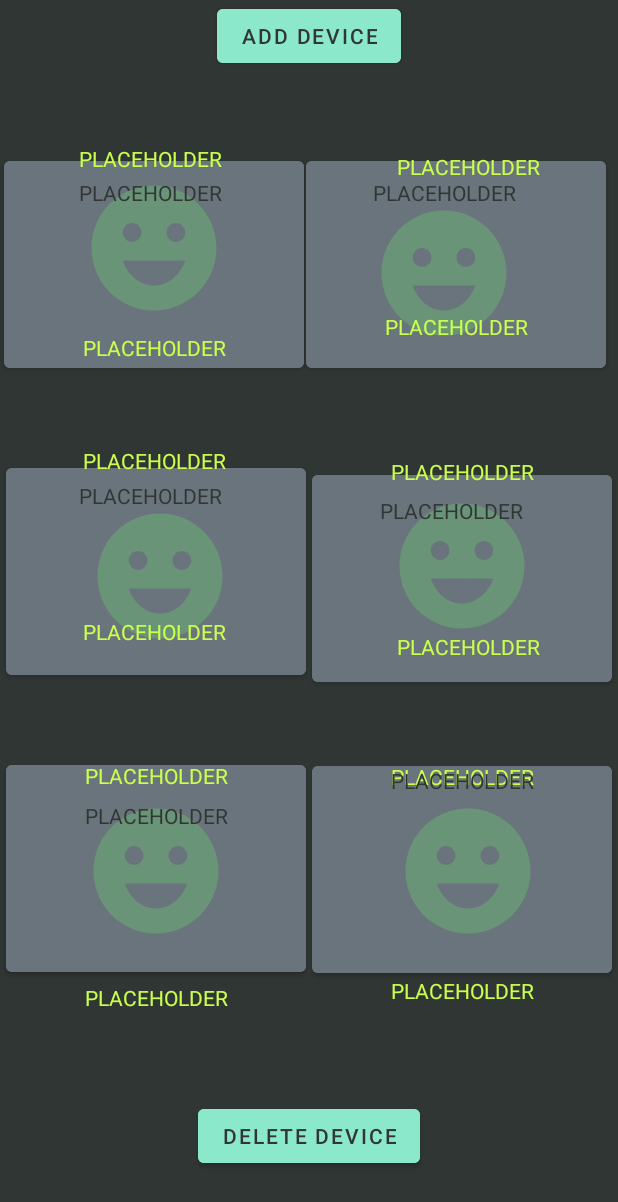
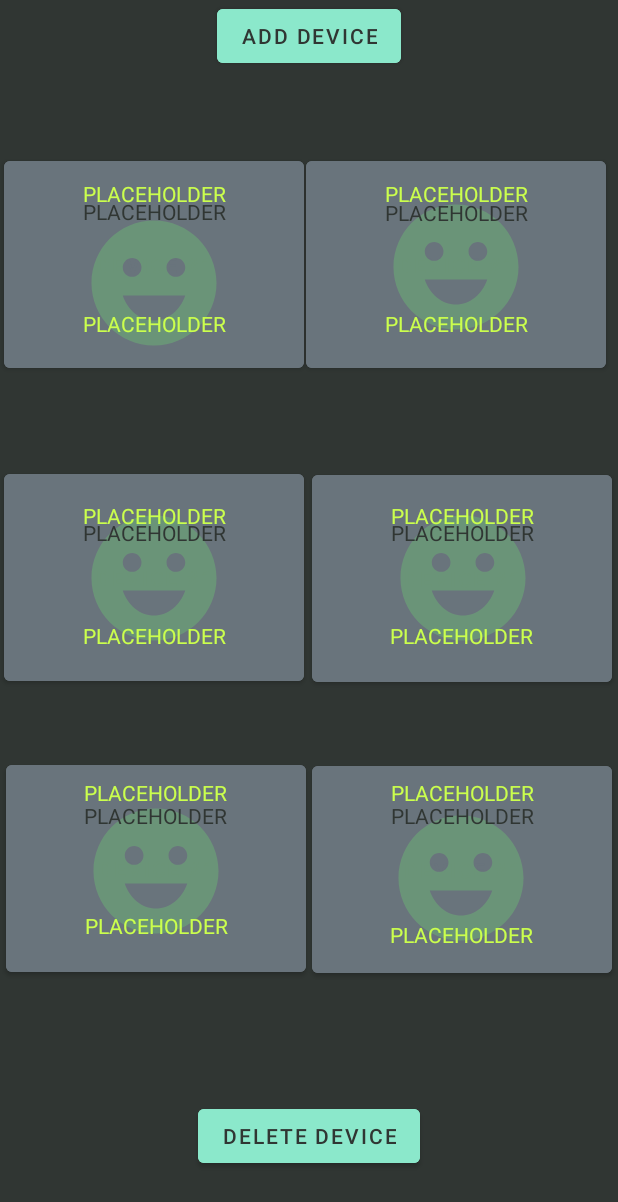
Before and after one commit to qclalo/capstone, an Android app: the layout fragment_six_device.xml on its own in the app's theme, with its tools: preview values and no code run, on a phone screen of 412 x 824 dp. Shown: the top 1202 px of the screen. Run offline under Robolectric (Android 15) with nearby library versions, the phone set to English and light mode, and no system bars.

Commit message:
corrected constraint layouts of fragment_six_device.xml to adapt to tablets and desktops.

```diff
--- a/NEMoCoDe_App/app/src/main/res/layout/fragment_six_device.xml
+++ b/NEMoCoDe_App/app/src/main/res/layout/fragment_six_device.xml
@@ -71,6 +71,9 @@
             app:layout_constraintVertical_bias="0.38"
             app:strokeColor="@color/purple_500" />
 
+        <!-- end of button one -->
+        <!-- button two top right -->
+
         <TextView
             android:id="@+id/username_text_one"
             android:layout_width="200dp"
@@ -82,13 +85,10 @@
             android:textColor="@color/text_color"
             app:layout_constraintBottom_toBottomOf="parent"
             app:layout_constraintEnd_toEndOf="parent"
-            app:layout_constraintHorizontal_bias="0.0"
+            app:layout_constraintHorizontal_bias="0.013"
             app:layout_constraintStart_toStartOf="parent"
             app:layout_constraintTop_toTopOf="parent"
-            app:layout_constraintVertical_bias="0.079" />
-
-        <!-- end of button one -->
-        <!-- button two top right -->
+            app:layout_constraintVertical_bias="0.207" />
 
         <TextView
             android:id="@+id/deviceid_text_one"
@@ -105,7 +105,7 @@
             app:layout_constraintHorizontal_bias="0.014"
             app:layout_constraintStart_toStartOf="parent"
             app:layout_constraintTop_toTopOf="parent"
-            app:layout_constraintVertical_bias="0.902" />
+            app:layout_constraintVertical_bias="0.8" />
 
         <TextView
             android:id="@+id/severity_text_one"
@@ -118,10 +118,10 @@
             android:textColor="@color/space"
             app:layout_constraintBottom_toBottomOf="parent"
             app:layout_constraintEnd_toEndOf="parent"
-            app:layout_constraintHorizontal_bias="0.0"
+            app:layout_constraintHorizontal_bias="0.013"
             app:layout_constraintStart_toStartOf="parent"
             app:layout_constraintTop_toTopOf="parent"
-            app:layout_constraintVertical_bias="0.202" />
+            app:layout_constraintVertical_bias="0.274" />
 
         <Button
             android:id="@+id/device_button_two"
@@ -146,10 +146,10 @@
             android:src="@drawable/ic_healthy_severity"
             app:layout_constraintBottom_toBottomOf="parent"
             app:layout_constraintEnd_toEndOf="parent"
-            app:layout_constraintHorizontal_bias="0.924"
+            app:layout_constraintHorizontal_bias="0.962"
             app:layout_constraintStart_toStartOf="parent"
             app:layout_constraintTop_toTopOf="parent"
-            app:layout_constraintVertical_bias="0.495"
+            app:layout_constraintVertical_bias="0.454"
             app:tint="@color/healthy_icon_color" />
 
         <TextView
@@ -163,10 +163,10 @@
             android:textColor="@color/text_color"
             app:layout_constraintBottom_toBottomOf="parent"
             app:layout_constraintEnd_toEndOf="parent"
-            app:layout_constraintHorizontal_bias="1.0"
+            app:layout_constraintHorizontal_bias="0.962"
             app:layout_constraintStart_toStartOf="parent"
             app:layout_constraintTop_toTopOf="parent"
-            app:layout_constraintVertical_bias="0.108" />
+            app:layout_constraintVertical_bias="0.207" />
 
         <TextView
             android:id="@+id/severity_text_two"
@@ -179,10 +179,10 @@
             android:textColor="@color/space"
             app:layout_constraintBottom_toBottomOf="parent"
             app:layout_constraintEnd_toEndOf="parent"
-            app:layout_constraintHorizontal_bias="0.924"
+            app:layout_constraintHorizontal_bias="0.962"
             app:layout_constraintStart_toStartOf="parent"
             app:layout_constraintTop_toTopOf="parent"
-            app:layout_constraintVertical_bias="0.202" />
+            app:layout_constraintVertical_bias="0.277" />
 
         <TextView
             android:id="@+id/deviceid_text_two"
@@ -199,7 +199,7 @@
             app:layout_constraintHorizontal_bias="0.962"
             app:layout_constraintStart_toStartOf="parent"
             app:layout_constraintTop_toTopOf="parent"
-            app:layout_constraintVertical_bias="0.762" />
+            app:layout_constraintVertical_bias="0.75" />
     </androidx.constraintlayout.widget.ConstraintLayout>
 
     <androidx.constraintlayout.widget.ConstraintLayout
@@ -222,10 +222,10 @@
             android:textColor="@color/button_color"
             app:layout_constraintBottom_toBottomOf="parent"
             app:layout_constraintEnd_toEndOf="parent"
-            app:layout_constraintHorizontal_bias="0.018"
+            app:layout_constraintHorizontal_bias="0.014"
             app:layout_constraintStart_toStartOf="parent"
             app:layout_constraintTop_toTopOf="parent"
-            app:layout_constraintVertical_bias="0.408"
+            app:layout_constraintVertical_bias="0.492"
             app:strokeColor="@color/purple_500" />
 
         <ImageView
@@ -236,10 +236,10 @@
             android:src="@drawable/ic_healthy_severity"
             app:layout_constraintBottom_toBottomOf="parent"
             app:layout_constraintEnd_toEndOf="parent"
-            app:layout_constraintHorizontal_bias="0.033"
+            app:layout_constraintHorizontal_bias="0.013"
             app:layout_constraintStart_toStartOf="parent"
             app:layout_constraintTop_toTopOf="parent"
-            app:layout_constraintVertical_bias="0.487"
+            app:layout_constraintVertical_bias="0.497"
             app:tint="@color/healthy_icon_color" />
 
         <TextView
@@ -253,10 +253,10 @@
             android:textColor="@color/text_color"
             app:layout_constraintBottom_toBottomOf="parent"
             app:layout_constraintEnd_toEndOf="parent"
-            app:layout_constraintHorizontal_bias="0.014"
+            app:layout_constraintHorizontal_bias="0.013"
             app:layout_constraintStart_toStartOf="parent"
             app:layout_constraintTop_toTopOf="parent"
-            app:layout_constraintVertical_bias="0.074" />
+            app:layout_constraintVertical_bias="0.271" />
 
         <TextView
             android:id="@+id/severity_text_three"
@@ -269,10 +269,10 @@
             android:textColor="@color/space"
             app:layout_constraintBottom_toBottomOf="parent"
             app:layout_constraintEnd_toEndOf="parent"
-            app:layout_constraintHorizontal_bias="0.0"
+            app:layout_constraintHorizontal_bias="0.012"
             app:layout_constraintStart_toStartOf="parent"
             app:layout_constraintTop_toTopOf="parent"
-            app:layout_constraintVertical_bias="0.198" />
+            app:layout_constraintVertical_bias="0.334" />
 
         <TextView
             android:id="@+id/deviceid_text_three"
@@ -285,10 +285,10 @@
             android:textColor="@color/text_color"
             app:layout_constraintBottom_toBottomOf="parent"
             app:layout_constraintEnd_toEndOf="parent"
-            app:layout_constraintHorizontal_bias="0.014"
+            app:layout_constraintHorizontal_bias="0.013"
             app:layout_constraintStart_toStartOf="parent"
             app:layout_constraintTop_toTopOf="parent"
-            app:layout_constraintVertical_bias="0.693" />
+            app:layout_constraintVertical_bias="0.707" />
 
         <Button
             android:id="@+id/device_button_four"
@@ -312,10 +312,10 @@
             android:src="@drawable/ic_healthy_severity"
             app:layout_constraintBottom_toBottomOf="parent"
             app:layout_constraintEnd_toEndOf="parent"
-            app:layout_constraintHorizontal_bias="0.981"
+            app:layout_constraintHorizontal_bias="0.985"
             app:layout_constraintStart_toStartOf="parent"
             app:layout_constraintTop_toTopOf="parent"
-            app:layout_constraintVertical_bias="0.421"
+            app:layout_constraintVertical_bias="0.495"
             app:tint="@color/healthy_icon_color" />
 
         <TextView
@@ -332,7 +332,7 @@
             app:layout_constraintHorizontal_bias="0.0"
             app:layout_constraintStart_toStartOf="@+id/device_button_four"
             app:layout_constraintTop_toTopOf="parent"
-            app:layout_constraintVertical_bias="0.112" />
+            app:layout_constraintVertical_bias="0.271" />
 
         <TextView
             android:id="@+id/severity_text_four"
@@ -345,10 +345,10 @@
             android:textColor="@color/space"
             app:layout_constraintBottom_toBottomOf="parent"
             app:layout_constraintEnd_toEndOf="parent"
-            app:layout_constraintHorizontal_bias="0.947"
+            app:layout_constraintHorizontal_bias="0.981"
             app:layout_constraintStart_toStartOf="parent"
             app:layout_constraintTop_toTopOf="parent"
-            app:layout_constraintVertical_bias="0.252" />
+            app:layout_constraintVertical_bias="0.334" />
 
         <TextView
             android:id="@+id/deviceid_text_four"
@@ -361,10 +361,10 @@
             android:textColor="@color/text_color"
             app:layout_constraintBottom_toBottomOf="parent"
             app:layout_constraintEnd_toEndOf="parent"
-            app:layout_constraintHorizontal_bias="1.0"
+            app:layout_constraintHorizontal_bias="0.977"
             app:layout_constraintStart_toStartOf="parent"
             app:layout_constraintTop_toTopOf="parent"
-            app:layout_constraintVertical_bias="0.747" />
+            app:layout_constraintVertical_bias="0.707" />
 
     </androidx.constraintlayout.widget.ConstraintLayout>
 
@@ -418,10 +418,10 @@
             android:textColor="@color/text_color"
             app:layout_constraintBottom_toBottomOf="parent"
             app:layout_constraintEnd_toEndOf="parent"
-            app:layout_constraintHorizontal_bias="0.018"
+            app:layout_constraintHorizontal_bias="0.017"
             app:layout_constraintStart_toStartOf="parent"
             app:layout_constraintTop_toTopOf="parent"
-            app:layout_constraintVertical_bias="0.108" />
+            app:layout_constraintVertical_bias="0.172" />
 
         <TextView
             android:id="@+id/severity_text_five"
@@ -434,24 +434,26 @@
             android:textColor="@color/space"
             app:layout_constraintBottom_toBottomOf="parent"
             app:layout_constraintEnd_toEndOf="parent"
-            app:layout_constraintHorizontal_bias="0.018"
+            app:layout_constraintHorizontal_bias="0.017"
             app:layout_constraintStart_toStartOf="parent"
             app:layout_constraintTop_toTopOf="parent"
-            app:layout_constraintVertical_bias="0.252" />
+            app:layout_constraintVertical_bias="0.253" />
 
         <TextView
             android:id="@+id/deviceid_text_five"
             android:layout_width="200dp"
             android:layout_height="wrap_content"
-            android:layout_marginStart="4dp"
-            android:layout_marginBottom="16dp"
             android:elevation="8dp"
             android:gravity="center"
             android:text="@string/placeholder"
             android:textAllCaps="true"
             android:textColor="@color/text_color"
             app:layout_constraintBottom_toBottomOf="parent"
-            app:layout_constraintStart_toStartOf="parent" />
+            app:layout_constraintEnd_toEndOf="parent"
+            app:layout_constraintHorizontal_bias="0.018"
+            app:layout_constraintStart_toStartOf="parent"
+            app:layout_constraintTop_toTopOf="parent"
+            app:layout_constraintVertical_bias="0.653" />
 
         <Button
             android:id="@+id/device_button_six"
@@ -476,10 +478,10 @@
             android:src="@drawable/ic_healthy_severity"
             app:layout_constraintBottom_toBottomOf="parent"
             app:layout_constraintEnd_toEndOf="parent"
-            app:layout_constraintHorizontal_bias="1.0"
+            app:layout_constraintHorizontal_bias="0.979"
             app:layout_constraintStart_toStartOf="parent"
             app:layout_constraintTop_toTopOf="parent"
-            app:layout_constraintVertical_bias="0.421"
+            app:layout_constraintVertical_bias="0.463"
             app:tint="@color/healthy_icon_color" />
 
         <TextView
@@ -492,19 +494,16 @@
             android:textAllCaps="true"
             android:textColor="@color/text_color"
             app:layout_constraintBottom_toBottomOf="parent"
-            app:layout_constraintEnd_toEndOf="@+id/device_button_six"
-            app:layout_constraintHorizontal_bias="0.0"
-            app:layout_constraintStart_toStartOf="@+id/device_button_six"
+            app:layout_constraintEnd_toEndOf="parent"
+            app:layout_constraintHorizontal_bias="0.981"
+            app:layout_constraintStart_toStartOf="parent"
             app:layout_constraintTop_toTopOf="parent"
-            app:layout_constraintVertical_bias="0.112" />
+            app:layout_constraintVertical_bias="0.169" />
 
         <TextView
             android:id="@+id/severity_text_six"
             android:layout_width="200dp"
             android:layout_height="wrap_content"
-            android:layout_marginTop="32dp"
-            android:layout_marginEnd="4dp"
-            android:layout_marginBottom="170dp"
             android:elevation="8dp"
             android:gravity="center"
             android:text="@string/placeholder"
@@ -512,7 +511,10 @@
             android:textColor="@color/space"
             app:layout_constraintBottom_toBottomOf="parent"
             app:layout_constraintEnd_toEndOf="parent"
-            app:layout_constraintTop_toTopOf="parent" />
+            app:layout_constraintHorizontal_bias="0.981"
+            app:layout_constraintStart_toStartOf="parent"
+            app:layout_constraintTop_toTopOf="parent"
+            app:layout_constraintVertical_bias="0.253" />
 
         <TextView
             android:id="@+id/deviceid_text_six"
@@ -524,27 +526,25 @@
             android:textAllCaps="true"
             android:textColor="@color/text_color"
             app:layout_constraintBottom_toBottomOf="parent"
-            app:layout_constraintEnd_toEndOf="@+id/device_button_six"
-            app:layout_constraintHorizontal_bias="0.0"
-            app:layout_constraintStart_toStartOf="@+id/device_button_six"
+            app:layout_constraintEnd_toEndOf="parent"
+            app:layout_constraintHorizontal_bias="0.978"
+            app:layout_constraintStart_toStartOf="parent"
             app:layout_constraintTop_toTopOf="parent"
-            app:layout_constraintVertical_bias="0.887" />
+            app:layout_constraintVertical_bias="0.685" />
 
 
     </androidx.constraintlayout.widget.ConstraintLayout>
-
-
 
 
     <androidx.constraintlayout.widget.ConstraintLayout
         android:id="@+id/llFive"
         android:layout_width="match_parent"
         android:layout_height="wrap_content"
+        android:layout_weight="1"
         android:background="@color/space"
-        android:layout_weight="1"
         android:orientation="vertical"
-        tools:ignore="MissingConstraints">
-
+        tools:ignore="MissingConstraints"
+        tools:layout_editor_absoluteY="1010dp">
 
 
         <Button
```
